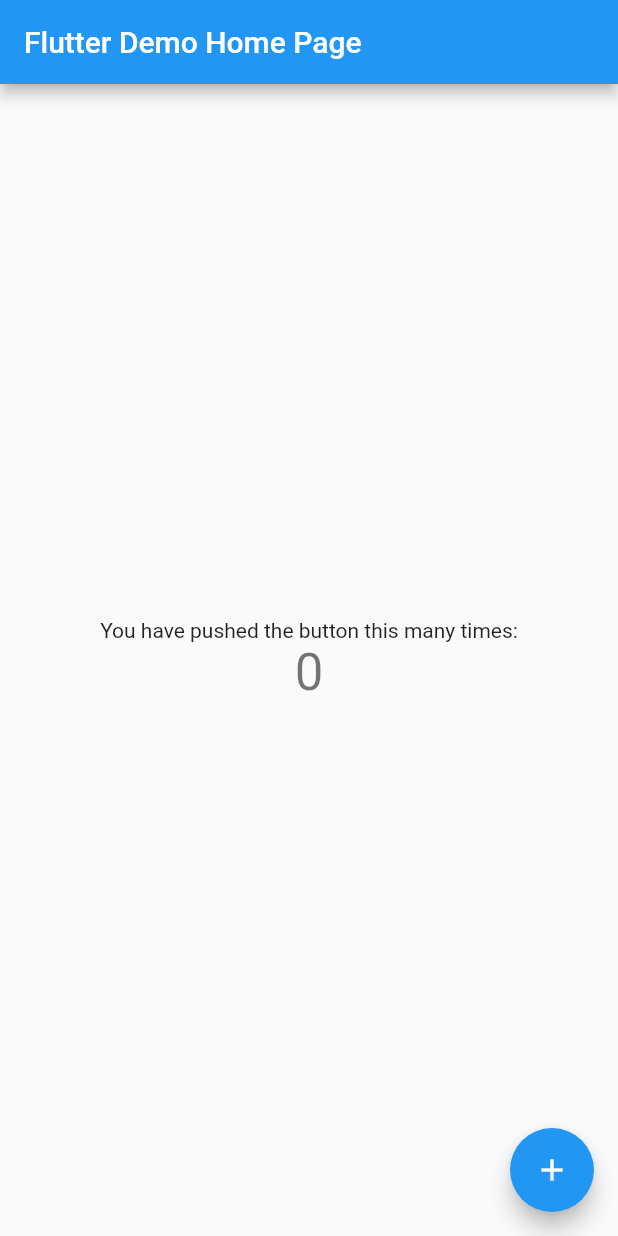
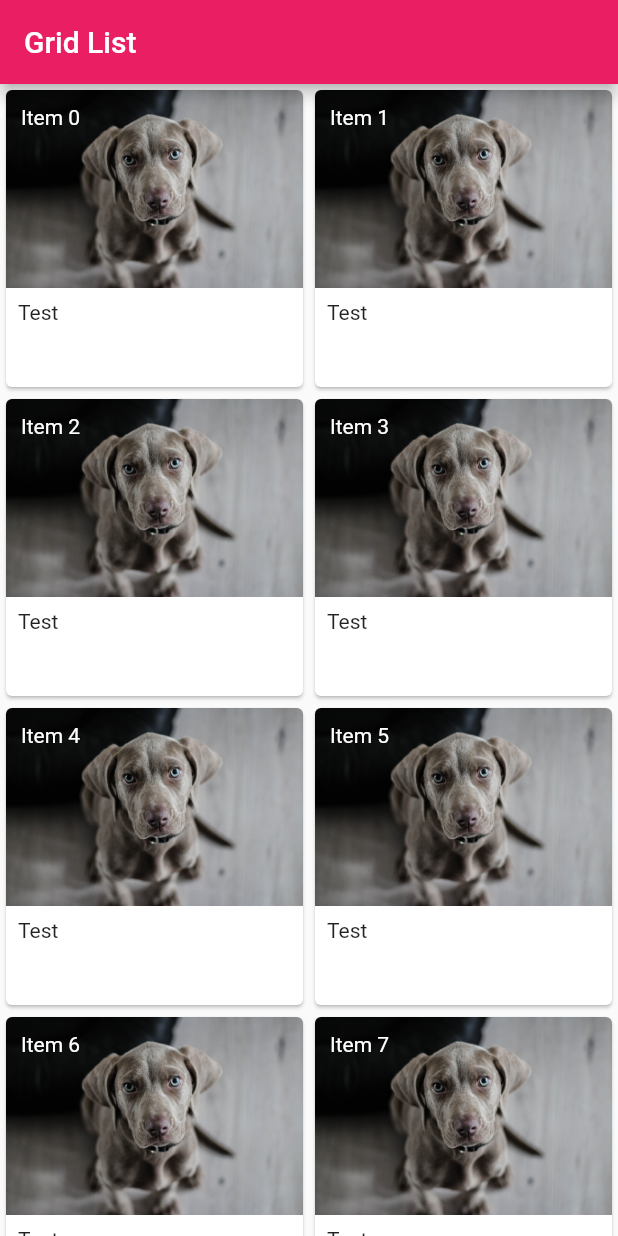
Before and after one commit to Quinesee/learn_flutter, a Flutter app: the screen it shows after launch, on a phone screen of 412 x 824 dp. Run offline on Flutter 3.47's test engine with Material 2 defaults, Android fonts, the phone set to English and light mode, and no system bars.

Commit message:
Testing out GridView widget with cards Added navigation with hero image widget

```diff
--- a/lib/main.dart
+++ b/lib/main.dart
@@ -22,94 +22,107 @@ class MyApp extends StatelessWidget {
         // or simply save your changes to "hot reload" in a Flutter IDE).
         // Notice that the counter didn't reset back to zero; the application
         // is not restarted.
-        primarySwatch: Colors.blue,
+        primarySwatch: Colors.pink,
       ),
-      home: const MyHomePage(title: 'Flutter Demo Home Page'),
+      home: MyHomePage(title: 'Grid List'),
     );
   }
 }
 
-class MyHomePage extends StatefulWidget {
-  const MyHomePage({Key? key, required this.title}) : super(key: key);
-
-  // This widget is the home page of your application. It is stateful, meaning
-  // that it has a State object (defined below) that contains fields that affect
-  // how it looks.
-
-  // This class is the configuration for the state. It holds the values (in this
-  // case the title) provided by the parent (in this case the App widget) and
-  // used by the build method of the State. Fields in a Widget subclass are
-  // always marked "final".
+class MyHomePage extends StatelessWidget {
+  MyHomePage({Key? key, required this.title}) : super(key: key);
 
   final String title;
-
-  @override
-  State<MyHomePage> createState() => _MyHomePageState();
-}
-
-class _MyHomePageState extends State<MyHomePage> {
-  int _counter = 0;
-
-  void _incrementCounter() {
-    setState(() {
-      // This call to setState tells the Flutter framework that something has
-      // changed in this State, which causes it to rerun the build method below
-      // so that the display can reflect the updated values. If we changed
-      // _counter without calling setState(), then the build method would not be
-      // called again, and so nothing would appear to happen.
-      _counter++;
-    });
-  }
+  final Image _cardImage = Image.asset('assets/dog.jpg');
 
   @override
   Widget build(BuildContext context) {
-    // This method is rerun every time setState is called, for instance as done
-    // by the _incrementCounter method above.
-    //
-    // The Flutter framework has been optimized to make rerunning build methods
-    // fast, so that you can just rebuild anything that needs updating rather
-    // than having to individually change instances of widgets.
     return Scaffold(
       appBar: AppBar(
-        // Here we take the value from the MyHomePage object that was created by
-        // the App.build method, and use it to set our appbar title.
-        title: Text(widget.title),
+        title: Text(title),
       ),
-      body: Center(
-        // Center is a layout widget. It takes a single child and positions it
-        // in the middle of the parent.
-        child: Column(
-          // Column is also a layout widget. It takes a list of children and
-          // arranges them vertically. By default, it sizes itself to fit its
-          // children horizontally, and tries to be as tall as its parent.
-          //
-          // Invoke "debug painting" (press "p" in the console, choose the
-          // "Toggle Debug Paint" action from the Flutter Inspector in Android
-          // Studio, or the "Toggle Debug Paint" command in Visual Studio Code)
-          // to see the wireframe for each widget.
-          //
-          // Column has various properties to control how it sizes itself and
-          // how it positions its children. Here we use mainAxisAlignment to
-          // center the children vertically; the main axis here is the vertical
-          // axis because Columns are vertical (the cross axis would be
-          // horizontal).
-          mainAxisAlignment: MainAxisAlignment.center,
-          children: <Widget>[
-            const Text(
-              'You have pushed the button this many times:',
+      body: GridView.count(
+        crossAxisCount: 2,
+        children: List.generate(100, (index) {
+          return InkWell(
+            onTap: () {
+              Navigator.push(
+                context,
+                MaterialPageRoute(
+                  builder: (context) => DetailRoute(
+                    heroTag: 'banner${index}',
+                    heroImage: _cardImage,
+                  ),
+                ),
+              );
+            },
+            child: Card(
+              clipBehavior: Clip.antiAlias,
+              child: Column(
+                children: [
+                  SizedBox(
+                    child: Stack(
+                      children: [
+                        Hero(
+                          tag: 'banner${index}',
+                          child: _cardImage,
+                        ),
+                        Positioned(
+                          top: 10.0,
+                          left: 10.0,
+                          child: FittedBox(
+                            fit: BoxFit.scaleDown,
+                            alignment: Alignment.centerLeft,
+                            child: Text(
+                              'Item ${index}',
+                              style: TextStyle(
+                                color: Colors.white,
+                              ),
+                            ),
+                          ),
+                        ),
+                      ],
+                    ),
+                  ),
+                  Padding(
+                    padding: const EdgeInsets.all(8.0),
+                    child: Row(
+                      children: [
+                        Text('Test'),
+                      ],
+                    ),
+                  ),
+                ],
+              ),
             ),
-            Text(
-              '$_counter',
-              style: Theme.of(context).textTheme.headline4,
-            ),
-          ],
-        ),
+          );
+        }),
       ),
-      floatingActionButton: FloatingActionButton(
-        onPressed: _incrementCounter,
-        tooltip: 'Increment',
-        child: const Icon(Icons.add),
-      ), // This trailing comma makes auto-formatting nicer for build methods.
     );
   }
 }
+
+class DetailRoute extends StatelessWidget {
+  const DetailRoute({Key? key, required this.heroTag, required this.heroImage}) : super(key: key);
+
+  final String heroTag;
+  final Image heroImage;
+
+  @override
+  Widget build(BuildContext context) {
+    return Scaffold(
+      appBar: AppBar(
+        title: Text('Detail'),
+      ),
+      body: Column(
+        children: [
+          Hero(
+            tag: heroTag,
+            child: heroImage,
+          ),
+          Text(heroTag),
+        ],
+      ),
+    );
+  }
+}
--- a/pubspec.yaml
+++ b/pubspec.yaml
@@ -61,6 +61,8 @@ flutter:
   # assets:
   #   - images/a_dot_burr.jpeg
   #   - images/a_dot_ham.jpeg
+  assets:
+    - assets/
 
   # An image asset can refer to one or more resolution-specific "variants", see
   # https://flutter.dev/assets-and-images/#resolution-aware.
```
Also changed, not shown: assets/dog.jpg (added).
